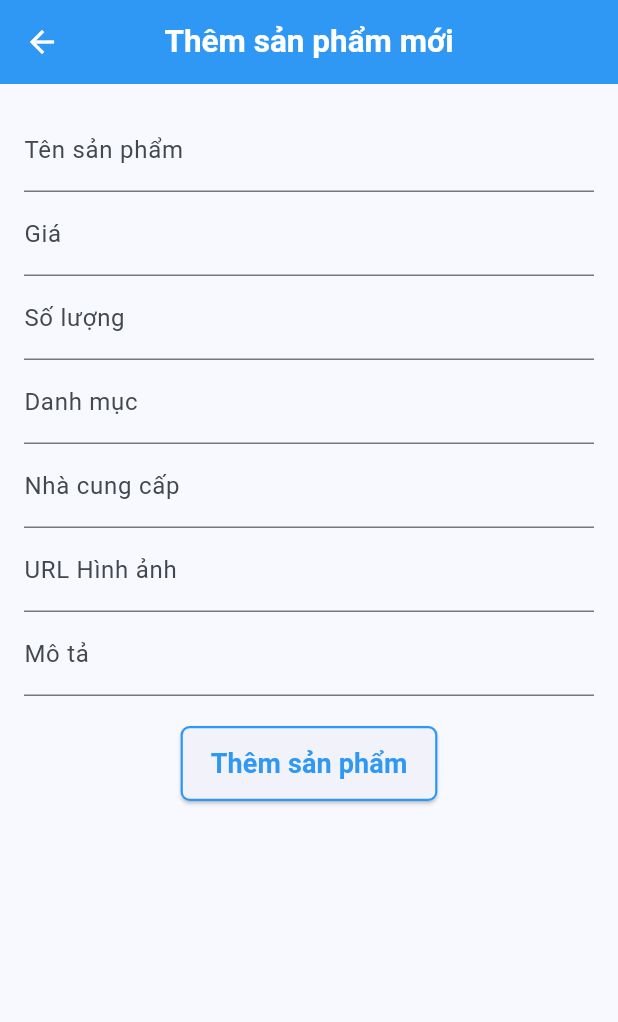
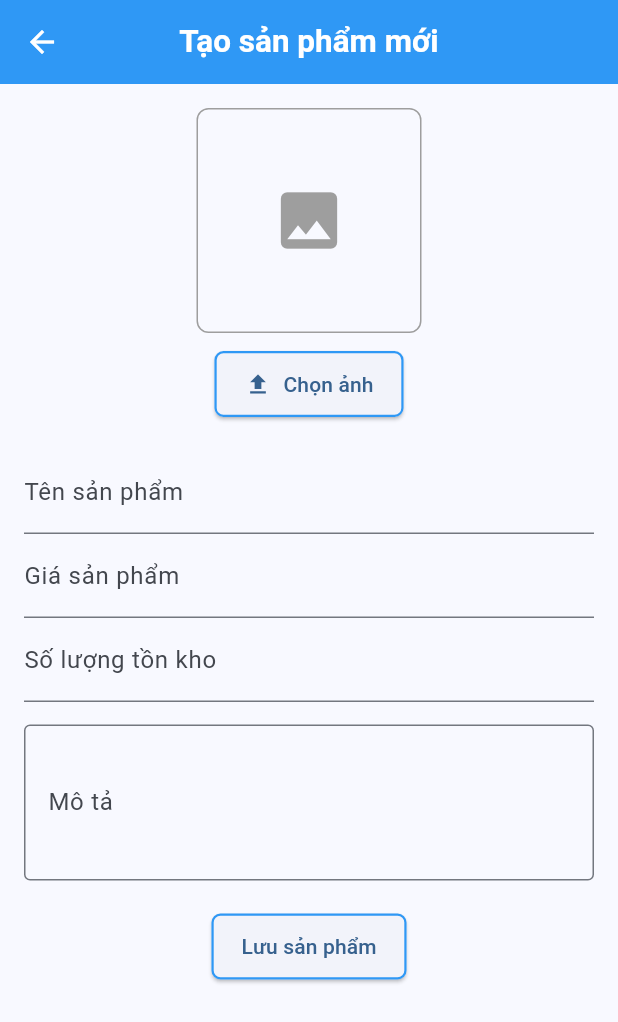
Before and after one commit to hungdungn47/HOSCO_Shop, a Flutter app: the screen it shows after launch, in the side drawer, after a tap on "Thêm sản phẩm", on a phone screen of 412 x 824 dp. Shown: the top 1022 px of the screen. Run offline on Flutter 3.47's test engine with Material 3 defaults, Android fonts, the phone set to English and light mode, and no system bars; our stand-ins replace cached_network_image, firebase_core, firebase_storage, get, get_it, image_picker and 1 more; missing offline and left inert: firebase_app_check; accounts and stored records are empty; network calls fail.

Commit message:
Attempt to upload image using firebase storage

```diff
--- a/lib/main.dart
+++ b/lib/main.dart
@@ -9,13 +9,25 @@ import 'package:hosco_shop_2/views/products/add_product.dart';
 import 'package:hosco_shop_2/views/products/products_management.dart';
 import 'package:hosco_shop_2/views/report/sales_report.dart';
 import 'package:hosco_shop_2/utils/sl.dart';
+import 'package:firebase_core/firebase_core.dart';
+import 'firebase_options.dart';
+import 'package:firebase_app_check/firebase_app_check.dart';
 
 void main() async {
+  WidgetsFlutterBinding.ensureInitialized();
   await setup();
   runApp(const MyApp());
 }
 
 Future<void> setup() async {
+  await Firebase.initializeApp(
+    options: DefaultFirebaseOptions.currentPlatform,
+  );
+
+  await FirebaseAppCheck.instance.activate(
+    webProvider: ReCaptchaV3Provider('recaptcha-v3-site-key'),
+    androidProvider: AndroidProvider.playIntegrity,
+  );
   Get.put(ProductController());
   sl.registerSingleton<ApiService>(ApiServiceImpl.instance);
 }
--- a/lib/views/products/add_product.dart
+++ b/lib/views/products/add_product.dart
@@ -1,73 +1,162 @@
+import 'dart:io';
 import 'package:flutter/material.dart';
 import 'package:get/get.dart';
 import 'package:hosco_shop_2/controllers/product_controller.dart';
+import 'package:hosco_shop_2/models/product.dart';
+import 'package:hosco_shop_2/services/image_upload_service.dart';
 import 'package:hosco_shop_2/utils/constants.dart';
-import '../../models/product.dart';
 
-class CreateProductScreen extends StatelessWidget {
+class CreateProductScreen extends StatefulWidget {
+  @override
+  _CreateProductScreenState createState() => _CreateProductScreenState();
+}
+
+class _CreateProductScreenState extends State<CreateProductScreen> {
   final ProductController productController = Get.find<ProductController>();
+  final ImageUploadService _imageService = ImageUploadService();
 
   final TextEditingController nameController = TextEditingController();
   final TextEditingController priceController = TextEditingController();
   final TextEditingController stockController = TextEditingController();
   final TextEditingController descriptionController = TextEditingController();
-  final TextEditingController imageUrlController = TextEditingController();
-  final TextEditingController supplierController = TextEditingController();
-  final TextEditingController categoryController = TextEditingController();
+  File? _selectedImage;
+  String? _imageUrl;
+  bool _isUploading = false;
 
+  // Function to select and upload an image
+  Future<void> _selectAndUploadImage() async {
+    File? image = await _imageService.pickImage();
+    if (image == null) return;
+
+    setState(() {
+      _selectedImage = image;
+      _isUploading = true;
+    });
+
+    String? downloadUrl = await _imageService.uploadImage(image);
+    // String downloadUrl = 'hehehe';
+    if (downloadUrl != null) {
+      setState(() {
+        _imageUrl = downloadUrl;
+        _isUploading = false;
+      });
+    } else {
+      setState(() {
+        _isUploading = false;
+      });
+      Get.snackbar("Error", "Failed to upload image", snackPosition: SnackPosition.BOTTOM);
+    }
+  }
+
+  // Function to save the new product
   void _saveProduct() {
-    if (nameController.text.isEmpty || priceController.text.isEmpty || stockController.text.isEmpty) {
-      Get.snackbar("Lỗi", "Vui lòng nhập đầy đủ thông tin sản phẩm!", snackPosition: SnackPosition.BOTTOM, backgroundColor: Colors.red, colorText: Colors.white);
+    if (nameController.text.isEmpty ||
+        priceController.text.isEmpty ||
+        stockController.text.isEmpty ||
+        _imageUrl == null) {
+      Get.snackbar("Error", "Please fill all fields and upload an image", snackPosition: SnackPosition.BOTTOM);
       return;
     }
 
     final newProduct = Product(
       id: DateTime.now().millisecondsSinceEpoch.toString(), // Unique ID
       name: nameController.text,
-      category: categoryController.text,
+      category: "Default", // Modify to allow category selection
       price: double.tryParse(priceController.text) ?? 0.0,
       stockQuantity: int.tryParse(stockController.text) ?? 0,
-      supplier: supplierController.text,
+      supplier: "Unknown", // Modify to allow supplier selection
       receivingDate: DateTime.now(),
-      imageUrl: imageUrlController.text,
+      imageUrl: _imageUrl!,
       description: descriptionController.text,
       isAvailable: (int.tryParse(stockController.text) ?? 0) > 0,
     );
 
     productController.addProduct(newProduct);
-    Get.back(); // Close screen after adding product
+    Get.back();
   }
 
   @override
   Widget build(BuildContext context) {
     return Scaffold(
-      appBar: AppBar(title: Text("Thêm sản phẩm mới")),
-      body: Padding(
+      appBar: AppBar(title: Text("Tạo sản phẩm mới")),
+      body: SingleChildScrollView(
         padding: EdgeInsets.all(16.0),
-        child: SingleChildScrollView(
         child: Column(
+          crossAxisAlignment: CrossAxisAlignment.center,
           children: [
-              TextField(controller: nameController, decoration: InputDecoration(labelText: "Tên sản phẩm")),
-              TextField(controller: priceController, decoration: InputDecoration(labelText: "Giá"), keyboardType: TextInputType.number),
-              TextField(controller: stockController, decoration: InputDecoration(labelText: "Số lượng"), keyboardType: TextInputType.number),
-              TextField(controller: categoryController, decoration: InputDecoration(labelText: "Danh mục")),
-              TextField(controller: supplierController, decoration: InputDecoration(labelText: "Nhà cung cấp")),
-              TextField(controller: imageUrlController, decoration: InputDecoration(labelText: "URL Hình ảnh")),
-              TextField(controller: descriptionController, decoration: InputDecoration(labelText: "Mô tả")),
+            Center(
+              child: _selectedImage != null
+                  ? Image.file(_selectedImage!, height: 150, width: 150, fit: BoxFit.cover)
+                  : _imageUrl != null
+                  ? Image.network(_imageUrl!, height: 150, width: 150, fit: BoxFit.cover)
+                  : Container(
+                height: 150,
+                width: 150,
+                decoration: BoxDecoration(
+                  border: Border.all(color: Colors.grey),
+                  borderRadius: BorderRadius.circular(8),
+                ),
+                child: Icon(Icons.image, size: 50, color: Colors.grey),
+              ),
+            ),
+
+            SizedBox(height: 10),
+
+            _isUploading
+                ? Center(child: CircularProgressIndicator())
+                : ElevatedButton.icon(
+              style: ElevatedButton.styleFrom(
+                shape: RoundedRectangleBorder(
+                  side: BorderSide(color: primaryColor, width: 1.5),
+                  borderRadius: BorderRadius.circular(6),
+                ),
+                padding: EdgeInsets.symmetric(horizontal: 20, vertical: 12),
+              ),
+              onPressed: _selectAndUploadImage,
+              icon: Icon(Icons.upload),
+              label: Text("Chọn ảnh"),
+            ),
+
             SizedBox(height: 20),
+
+            TextField(
+              controller: nameController,
+              decoration: InputDecoration(labelText: "Tên sản phẩm"),
+            ),
+            TextField(
+              controller: priceController,
+              decoration: InputDecoration(labelText: "Giá sản phẩm"),
+              keyboardType: TextInputType.number,
+            ),
+            TextField(
+              controller: stockController,
+              decoration: InputDecoration(labelText: "Số lượng tồn kho"),
+              keyboardType: TextInputType.number,
+            ),
+            const SizedBox(height: 15),
+            TextField(
+              controller: descriptionController,
+              maxLines: 3,
+              decoration: InputDecoration(
+                labelText: "Mô tả",
+                border: OutlineInputBorder(), // ✅ Looks more like a text area
+              ),
+            ),
+
+            SizedBox(height: 20),
+
             ElevatedButton(
               onPressed: _saveProduct,
               style: ElevatedButton.styleFrom(
                 shape: RoundedRectangleBorder(
                   side: BorderSide(color: primaryColor, width: 1.5),
-                      borderRadius: BorderRadius.circular(6)
+                  borderRadius: BorderRadius.circular(6),
                 ),
                 padding: EdgeInsets.symmetric(horizontal: 20, vertical: 12),
               ),
-                child: Text("Thêm sản phẩm", style: TextStyle(fontSize: 18, color: primaryColor, fontWeight: FontWeight.w600)),
+              child: Text("Lưu sản phẩm"),
             ),
           ],
-          ),
         ),
       ),
     );
--- a/lib/views/products/products_management.dart
+++ b/lib/views/products/products_management.dart
@@ -18,16 +18,55 @@ class ProductsManagement extends StatelessWidget {
       appBar: AppBar(
         title: Text('Quản lý sản phẩm'),
       ),
-      body: Obx(() {
-        if (productController.products.isEmpty) {
-          return Center(child: CircularProgressIndicator());
+      body: Column(
+        children: [
+          Padding(
+            padding: EdgeInsets.all(12.0),
+            child: Column(
+              children: [
+                TextField(
+                  onChanged: productController.searchProduct,
+                  decoration: InputDecoration(
+                    hintText: "Tìm kiếm sản phẩm...",
+                    prefixIcon: Icon(Icons.search),
+                    border: OutlineInputBorder(borderRadius: BorderRadius.circular(8)),
+                  ),
+                ),
+
+                // 🔹 Show search suggestions
+                Obx(() => productController.searchSuggestions.isEmpty
+                    ? SizedBox.shrink()
+                    : Container(
+                  margin: EdgeInsets.symmetric(vertical: 4),
+                  decoration: BoxDecoration(
+                    color: Colors.white,
+                    border: Border.all(color: Colors.grey),
+                    borderRadius: BorderRadius.circular(8),
+                  ),
+                  child: Column(
+                    children: productController.searchSuggestions
+                        .map((suggestion) => ListTile(
+                      title: Text(suggestion),
+                      onTap: () => productController.selectSuggestion(suggestion),
+                    ))
+                        .toList(),
+                  ),
+                )),
+              ],
+            ),
+          ),
+          Expanded(
+            child: Obx(() {
+              List<Product> products = productController.filteredProducts;
+              if (products.isEmpty) {
+                return Center(child: Text('Không tìm thấy sản phẩm phù hợp'));
               }
               return Padding(
-          padding: const EdgeInsets.all(12.0),
+                padding: const EdgeInsets.symmetric(horizontal: 6.0, vertical: 8.0),
                 child: ListView.builder(
-              itemCount: productController.products.length,
+                    itemCount: products.length,
                     itemBuilder: (context, index) {
-                final Product product = productController.products[index];
+                      final Product product = products[index];
                       return GestureDetector(
                           onTap: () {
                             productController.setSelectedProduct(product);
@@ -39,6 +78,9 @@ class ProductsManagement extends StatelessWidget {
                 ),
               );
             }),
+          ),
+        ],
+      ),
       floatingActionButton: FloatingActionButton(
         onPressed: () {
           Get.toNamed('/add-product');
--- a/pubspec.yaml
+++ b/pubspec.yaml
@@ -40,6 +40,11 @@ dependencies:
   get_it: ^8.0.3
   cached_network_image: ^3.4.1
   intl: ^0.20.2
+  firebase_core: ^3.12.0
+  firebase_storage: ^12.4.3
+  firebase_app_check: ^0.3.2+4
+  image_picker: ^1.1.2
+  shared_preferences: ^2.5.2
 
 dev_dependencies:
   flutter_test:
```
Also changed, not shown: lib/controllers/product_controller.dart (+38 -6 lines), lib/services/image_upload_service.dart (added, +47 -0 lines), firebase.json (added), lib/firebase_options.dart (added), pubspec.lock, 4 other files. Lines whose indentation alone changed are shown as unchanged.
